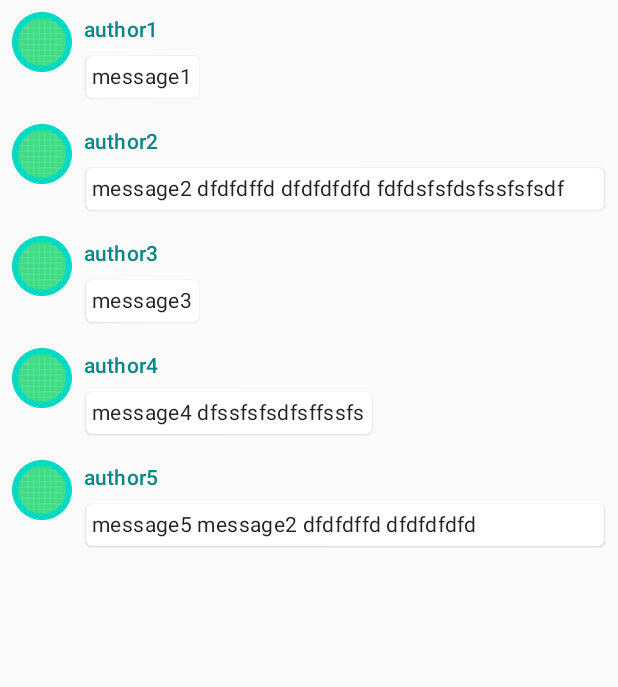
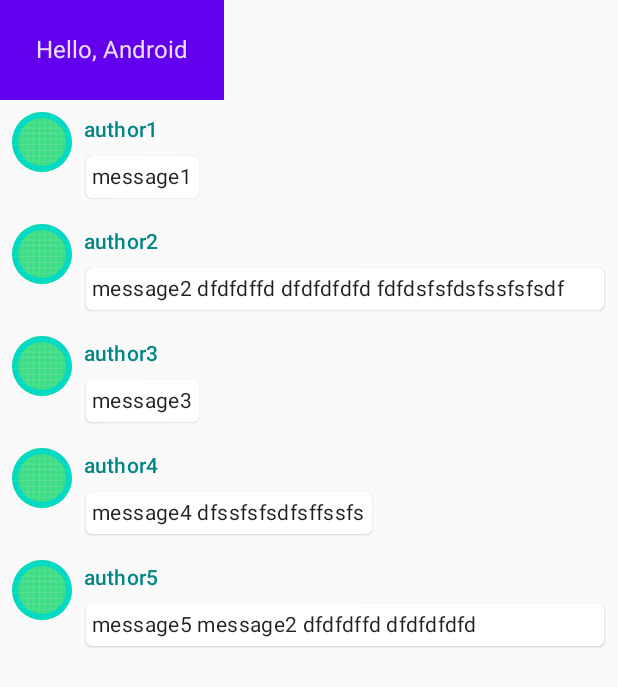
Before and after one commit to theManWithoutQualities/JetpackComposePlay, an Android app built with Jetpack Compose: the screen it shows after launch (MainActivity), on a phone screen of 412 x 824 dp. Shown: the top 687 px of the screen. Run offline under Robolectric (Android 15) with nearby library versions, the phone set to English and light mode, and no system bars.

Commit message:
create simple conversation

```diff
--- a/app/src/main/java/com/example/myapplication/MainActivity.kt
+++ b/app/src/main/java/com/example/myapplication/MainActivity.kt
@@ -6,6 +6,9 @@ import androidx.activity.ComponentActivity
 import androidx.activity.compose.setContent
 import androidx.compose.animation.animateColorAsState
 import androidx.compose.animation.animateContentSize
+import androidx.compose.animation.core.Spring
+import androidx.compose.animation.core.animateDpAsState
+import androidx.compose.animation.core.spring
 import androidx.compose.foundation.Image
 import androidx.compose.foundation.border
 import androidx.compose.foundation.clickable
@@ -74,11 +77,21 @@ fun MessageCard(message: Message) {
                 shape = MaterialTheme.shapes.medium,
                 elevation = 1.dp,
                 color = surfaceColor,
-                modifier = Modifier.animateContentSize().padding(1.dp)
+                modifier = Modifier
+                    .animateContentSize(
+                        animationSpec = spring(
+                            dampingRatio = Spring.DampingRatioHighBouncy,
+                            stiffness = Spring.StiffnessHigh
+                        )
+                    )
+                    .padding(1.dp)
             ) {
+                val padding by animateDpAsState(
+                    if (isExpanded) 16.dp else 4.dp,
+                )
                 Text(
                     message.body,
-                    modifier = Modifier.padding(all = 4.dp),
+                    modifier = Modifier.padding(all = padding),
                     style = MaterialTheme.typography.body2,
                     maxLines = if (isExpanded) Int.MAX_VALUE else 1,
                 )
@@ -89,9 +102,14 @@ fun MessageCard(message: Message) {
 
 @Composable
 fun Conversation(messages: List<Message>) {
-    LazyColumn {
-        items(messages) { message ->
-            MessageCard(message)
+    Column {
+        Surface(color = MaterialTheme.colors.primary) {
+            Text(text = "Hello, Android", modifier = Modifier.padding(all = 24.dp))
+        }
+        LazyColumn {
+            items(messages) { message ->
+                MessageCard(message)
+            }
         }
     }
 }
```
